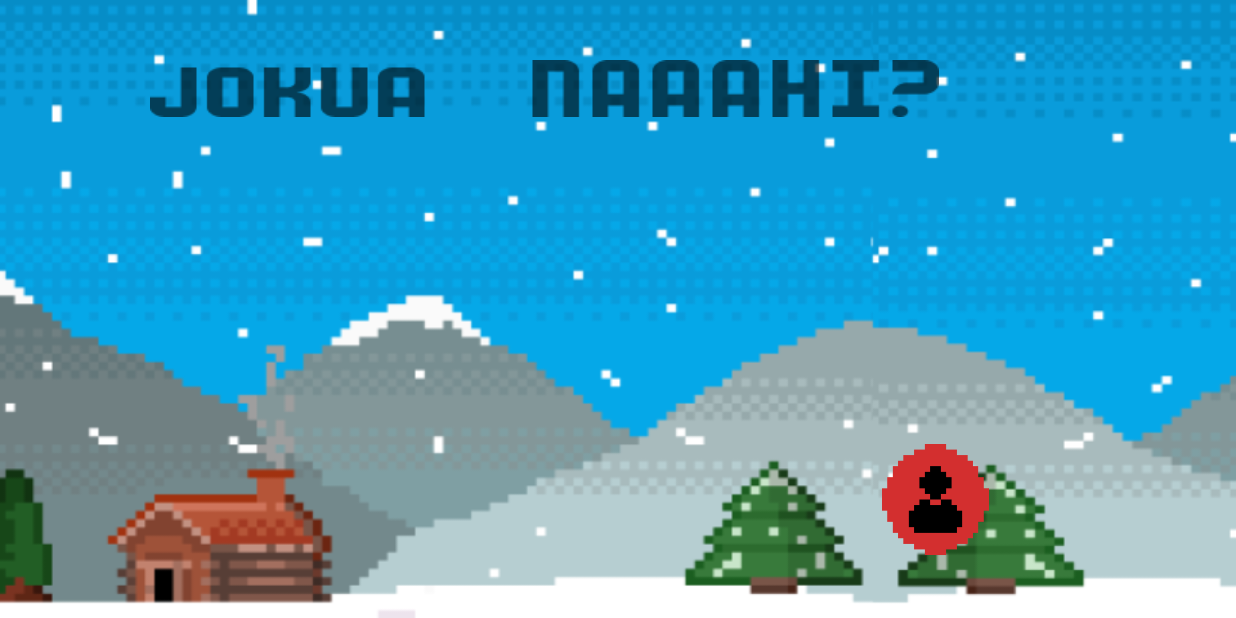
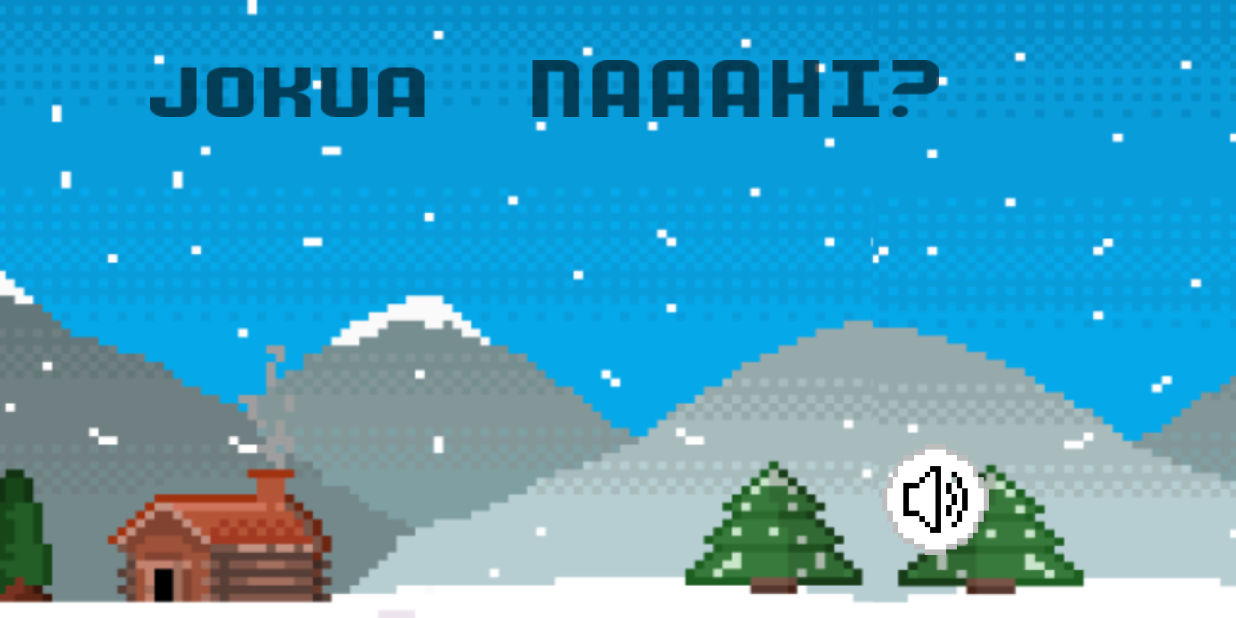
Before and after one commit to MaitaneG/SuperNahii, an Android app: the screen it shows after launch (MainActivity before the commit, MenuaActivity after it), on a phone screen of 824 x 412 dp (held sideways). Run offline under Robolectric (Android 15) with nearby library versions, the phone set to English and light mode, and no system bars.

Commit message:
Nueva pantalla

```diff
--- a/SuperNaaahiGame/app/src/main/AndroidManifest.xml
+++ b/SuperNaaahiGame/app/src/main/AndroidManifest.xml
@@ -10,7 +10,7 @@
         android:supportsRtl="true"
         android:theme="@style/Theme.SuperNaaahiGame.NoActionBar">
         <activity
-            android:name=".MainActivity"
+            android:name=".MenuaActivity"
             android:exported="true"
             android:screenOrientation="landscape">
             <intent-filter>
@@ -19,6 +19,10 @@
                 <category android:name="android.intent.category.LAUNCHER" />
             </intent-filter>
         </activity>
+        <activity
+            android:name=".Jokua"
+            android:exported="true"
+            android:screenOrientation="landscape"/>
     </application>
 
 </manifest>
--- a/SuperNaaahiGame/app/src/main/java/com/example/supernaaahigame/MainActivity.java
+++ b/SuperNaaahiGame/app/src/main/java/com/example/supernaaahigame/MenuaActivity.java
@@ -1,9 +1,10 @@
 package com.example.supernaaahigame;
 
 import androidx.appcompat.app.AppCompatActivity;
-import androidx.fragment.app.FragmentActivity;
 
-import android.app.FragmentManager;
+import android.content.Context;
+import android.content.Intent;
+import android.database.sqlite.SQLiteDatabase;
 import android.os.Bundle;
 import android.view.View;
 import android.view.animation.Animation;
@@ -12,7 +13,7 @@ import android.widget.ImageButton;
 import android.widget.ImageView;
 import android.widget.Toast;
 
-public class MainActivity extends AppCompatActivity {
+public class MenuaActivity extends AppCompatActivity {
 
     private ImageButton hasiJokua;
     private ImageView tituloa;
@@ -21,7 +22,7 @@ public class MainActivity extends AppCompatActivity {
     @Override
     protected void onCreate(Bundle savedInstanceState) {
         super.onCreate(savedInstanceState);
-        setContentView(R.layout.activity_main);
+        setContentView(R.layout.activity_menua);
         hasieratu();
     }
 
@@ -38,10 +39,15 @@ public class MainActivity extends AppCompatActivity {
         Animation anB = AnimationUtils.loadAnimation(this, R.anim.botoia_atera);
         hasiJokua.startAnimation(anB);
 
+        SQLiteDatabase db = openOrCreateDatabase("nireDiskak", Context.MODE_PRIVATE, null);
+        db.execSQL("CREATE TABLE IF NOT EXISTS nireDiskak(taldea VARCHAR, diska VARCHAR);");
     }
 
 
     private void jokuaHasi(View view) {
-        Toast.makeText(MainActivity.this, "Hola", Toast.LENGTH_SHORT).show();
+        Toast.makeText(MenuaActivity.this, "Hola", Toast.LENGTH_SHORT).show();
+        Intent myIntent = new Intent(MenuaActivity.this, Jokua.class);
+
+        startActivity(myIntent);
     }
 }
--- a/SuperNaaahiGame/app/src/main/res/layout/activity_main.xml
+++ b/SuperNaaahiGame/app/src/main/res/layout/activity_menua.xml
@@ -5,7 +5,7 @@
     android:layout_width="match_parent"
     android:layout_height="match_parent"
     android:background="@drawable/fondo_hasiera"
-    tools:context=".MainActivity" >
+    tools:context=".MenuaActivity" >
 
     <ImageButton
         android:id="@+id/imageButtonHasiJokua"
@@ -25,7 +25,7 @@
         android:layout_height="74dp"
         android:layout_marginStart="588dp"
         android:layout_marginTop="296dp"
-        android:background="@drawable/log_in_ez"
+        android:background="@drawable/musika_jarrita"
         android:scaleType="fitCenter"
         app:layout_constraintStart_toStartOf="parent"
         app:layout_constraintTop_toTopOf="parent"
```
Also changed, not shown: SuperNaaahiGame/app/src/main/java/com/example/supernaaahigame/Jokua.java (added, +14 -0 lines), SuperNaaahiGame/app/src/main/res/layout/activity_jokua.xml (added, +9 -0 lines), SuperNaaahiGame/app/src/main/res/drawable/log_in_bai.png (deleted), SuperNaaahiGame/app/src/main/res/drawable/log_in_ez.png (deleted), SuperNaaahiGame/app/src/main/res/drawable/musika_jarrita.png (added), 1 other file.
